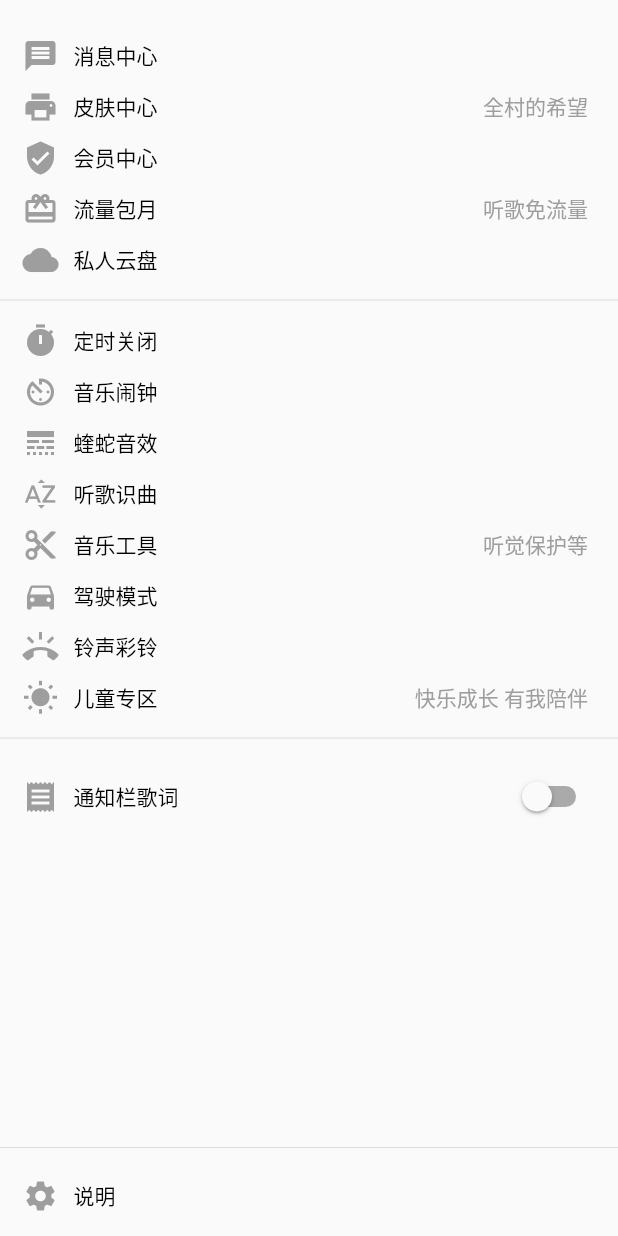
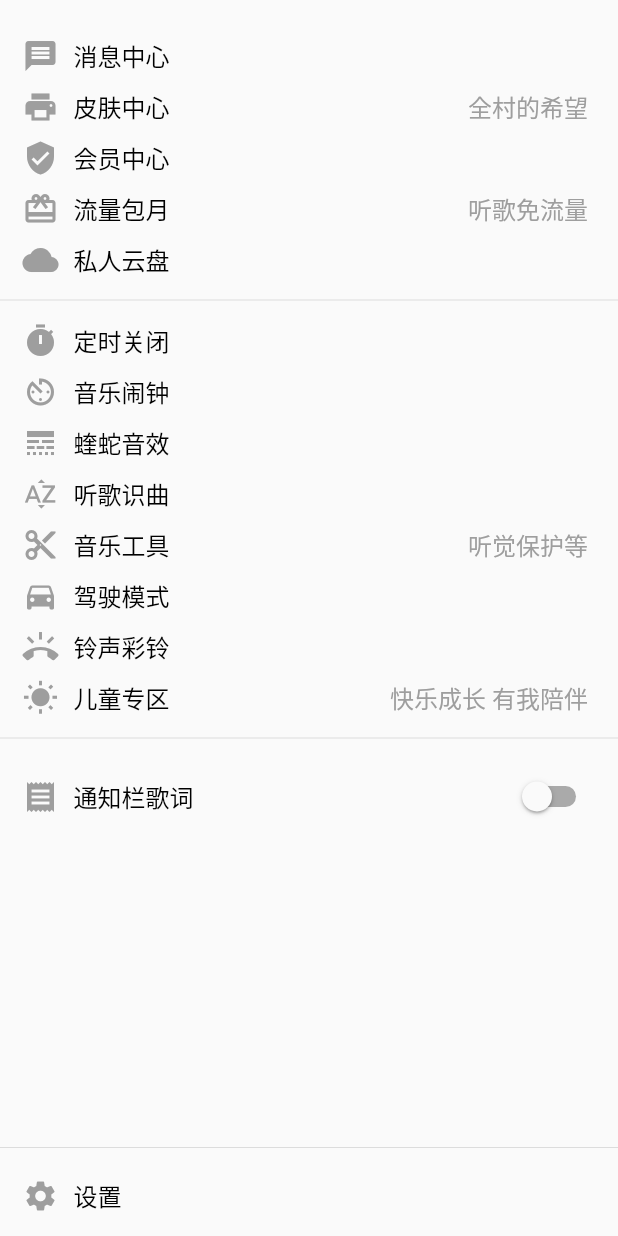
Before and after one commit to CiyLei/flutter_kugou, a Flutter app: the KuGouDrawer widget shown alone on an empty page, opened directly, on a phone screen of 412 x 824 dp. Run offline on Flutter 3.47's test engine with Material 2 defaults, Android fonts, the phone set to English and light mode, and no system bars; network calls fail.

Commit message:
opt: Drawer字体放大

```diff
--- a/lib/component/view/kugou_drawer.dart
+++ b/lib/component/view/kugou_drawer.dart
@@ -208,7 +208,7 @@ class _KuGouDrawerState extends State<KuGouDrawer> {
             child: _buildItem(
               ItemModel(
                 icon: Icons.settings,
-                title: "说明",
+                title: "设置",
                 onTap: () {},
               ),
             ),
@@ -235,7 +235,7 @@ class _KuGouDrawerState extends State<KuGouDrawer> {
               ),
               Text(
                 model.title,
-                style: TextStyle(color: Colors.black),
+                style: TextStyle(color: Colors.black, fontSize: 16.0),
               ),
               Expanded(
                 child: Padding(
@@ -246,7 +246,7 @@ class _KuGouDrawerState extends State<KuGouDrawer> {
                       model.description != null
                           ? Text(
                               model.description,
-                              style: TextStyle(color: Colors.grey),
+                              style: TextStyle(color: Colors.grey, fontSize: 16.0),
                             )
                           : SizedBox(),
                       SizedBox(
```
